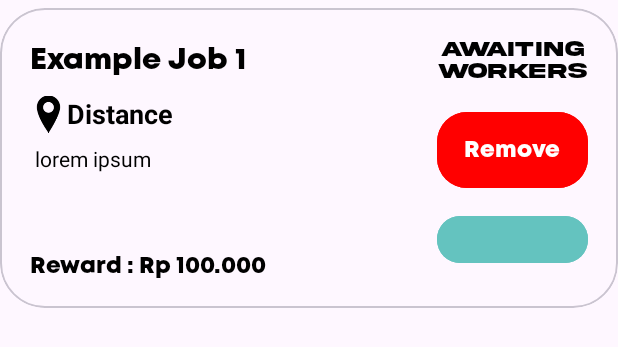
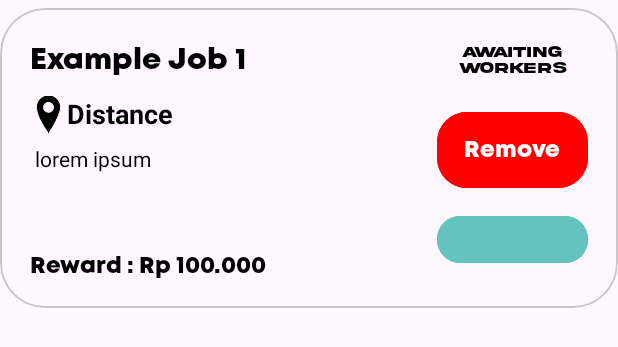
Before and after one commit to NoSkinPotato/GoodDeeds, an Android app: the layout job_layout.xml on its own in the app's theme, with its tools: preview values and no code run, on a phone screen of 412 x 824 dp. Shown: the top 347 px of the screen. Run offline under Robolectric (Android 15) with nearby library versions, the light colour scheme and no system bars.

Commit message:
Clean Up 2

```diff
--- a/app/src/main/res/layout/activity_post_job.xml
+++ b/app/src/main/res/layout/activity_post_job.xml
@@ -71,6 +71,7 @@
                 android:paddingVertical="5dp"
                 android:maxLines="1"
                 android:maxLength="30"
+                android:textColor="@color/white"
                 android:textColorHint="#7077A1" />
         </com.google.android.material.card.MaterialCardView>
 
@@ -94,6 +95,7 @@
                 android:inputType="number"
                 android:paddingHorizontal="15dp"
                 android:paddingVertical="5dp"
+                android:textColor="@color/white"
                 android:textColorHint="#7077A1" />
         </com.google.android.material.card.MaterialCardView>
 
@@ -120,6 +122,7 @@
                 android:inputType="textCapSentences|textMultiLine"
                 android:paddingHorizontal="15dp"
                 android:paddingVertical="15dp"
+                android:textColor="@color/white"
                 android:textColorHint="#7077A1" />
         </com.google.android.material.card.MaterialCardView>
 
--- a/app/src/main/res/layout/job_layout.xml
+++ b/app/src/main/res/layout/job_layout.xml
@@ -101,7 +101,7 @@
                 android:id="@+id/waitWorkers"
                 android:layout_width="match_parent"
                 android:layout_height="wrap_content"
-                android:autoSizeMaxTextSize="14sp"
+                android:autoSizeMaxTextSize="10sp"
                 android:autoSizeMinTextSize="1sp"
                 android:autoSizeTextType="uniform"
                 android:fontFamily="@font/akira"
```
